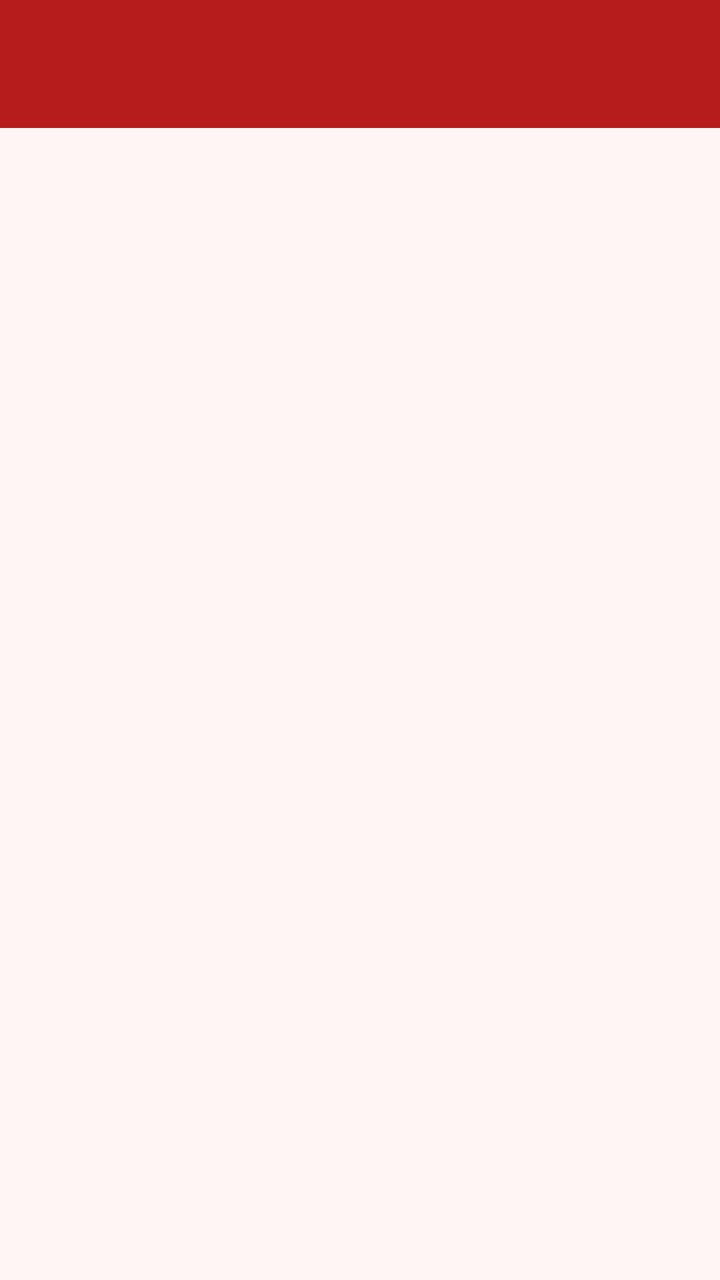
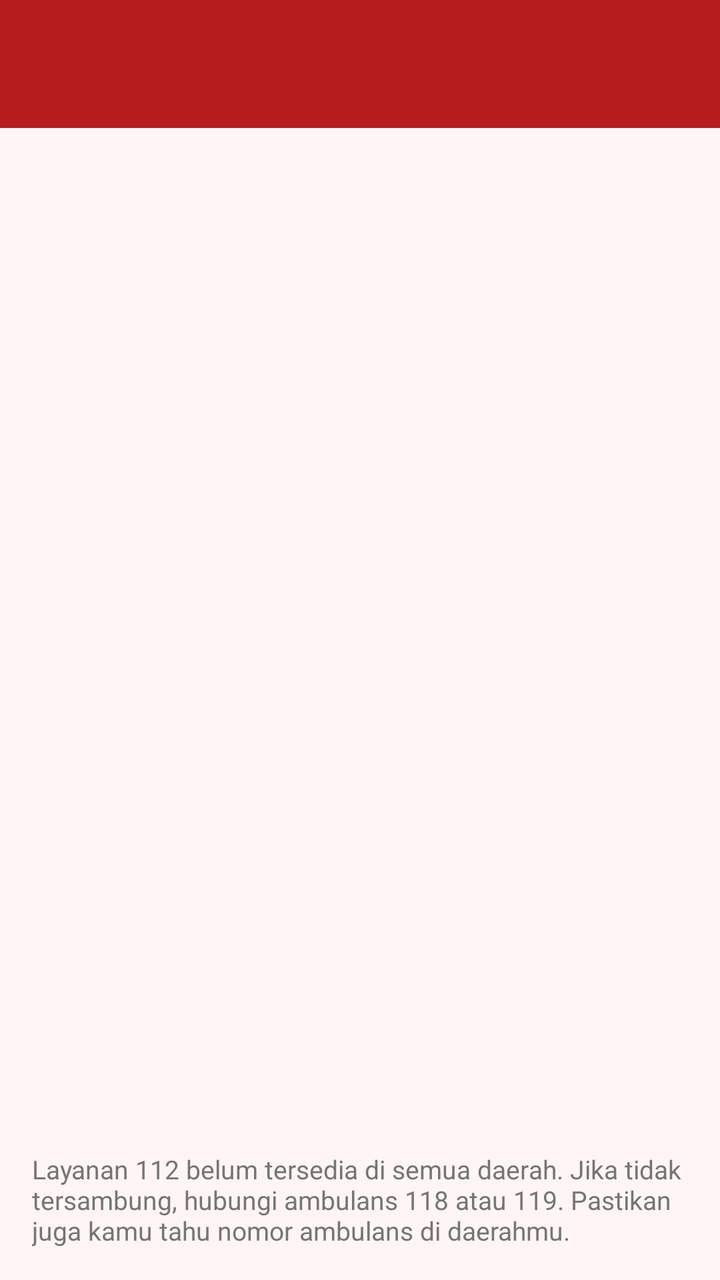

Before-and-after screenshots of an Android layout around one commit, followed by the original layout XML and the change that was made.
<!-- AndroidManifest.xml: application theme Theme.Project_cintung -->
<!-- res/layout/fragment_bantuan.xml -->
<?xml version="1.0" encoding="utf-8"?>
<LinearLayout xmlns:android="http://schemas.android.com/apk/res/android"
    xmlns:app="http://schemas.android.com/apk/res-auto"
    xmlns:tools="http://schemas.android.com/tools"
    android:layout_width="match_parent"
    android:layout_height="match_parent"
    android:background="@color/siaga_bg"
    android:orientation="vertical"
    tools:context=".BantuanFragment">

    <com.google.android.material.appbar.MaterialToolbar
        android:id="@+id/toolbar"
        android:layout_width="match_parent"
        android:layout_height="?attr/actionBarSize"
        android:background="@color/siaga_red_dark"
        app:titleTextColor="@android:color/white" />

    <ListView
        android:id="@+id/listBantuan"
        android:layout_width="match_parent"
        android:layout_height="0dp"
        android:layout_weight="1" />
</LinearLayout>
<!-- resources referenced by this layout -->
<resources>
  <color name="siaga_bg">#FFF5F5</color>
  <color name="siaga_red_dark">#B71C1C</color>
  <style name="Theme.Project_cintung" parent="Base.Theme.Project_cintung" />
  <style name="Base.Theme.Project_cintung" parent="Theme.Material3.DayNight.NoActionBar">
          <item name="colorPrimary">@color/siaga_red</item>
      </style>
  <color name="siaga_red">#D32F2F</color>
</resources>

<!-- the commit's change to res/layout/fragment_bantuan.xml (unified diff, before → after) -->
@@ -4,7 +4,7 @@
     xmlns:tools="http://schemas.android.com/tools"
     android:layout_width="match_parent"
     android:layout_height="match_parent"
-    android:background="@color/siaga_bg"
+    android:background="@color/fast_rescue_bg"
     android:orientation="vertical"
     tools:context=".BantuanFragment">
 
@@ -12,7 +12,7 @@
         android:id="@+id/toolbar"
         android:layout_width="match_parent"
         android:layout_height="?attr/actionBarSize"
-        android:background="@color/siaga_red_dark"
+        android:background="@color/fast_rescue_red_dark"
         app:titleTextColor="@android:color/white" />
 
     <ListView
@@ -20,4 +20,11 @@
         android:layout_width="match_parent"
         android:layout_height="0dp"
         android:layout_weight="1" />
+    <TextView
+        android:layout_width="match_parent"
+        android:layout_height="wrap_content"
+        android:padding="16dp"
+        android:text="Layanan 112 belum tersedia di semua daerah. Jika tidak tersambung, hubungi ambulans 118 atau 119. Pastikan juga kamu tahu nomor ambulans di daerahmu."
+        android:textColor="@color/fast_rescue_gray"
+        android:textSize="13sp" />
 </LinearLayout>
<!-- resource entries referenced after the edit -->
@@ -1,11 +1,12 @@
 <!-- resources referenced by this layout -->
 <resources>
-  <color name="siaga_bg">#FFF5F5</color>
-  <color name="siaga_red_dark">#B71C1C</color>
+  <color name="fast_rescue_bg">#FFF5F5</color>
+  <color name="fast_rescue_gray">#757575</color>
+  <color name="fast_rescue_red_dark">#B71C1C</color>
   <style name="Theme.Project_cintung" parent="Base.Theme.Project_cintung" />
   <style name="Base.Theme.Project_cintung" parent="Theme.Material3.DayNight.NoActionBar">
-          <item name="colorPrimary">@color/siaga_red</item>
+          <item name="colorPrimary">@color/fast_rescue_red</item>
       </style>
-  <color name="siaga_red">#D32F2F</color>
+  <color name="fast_rescue_red">#D32F2F</color>
 </resources>
 
